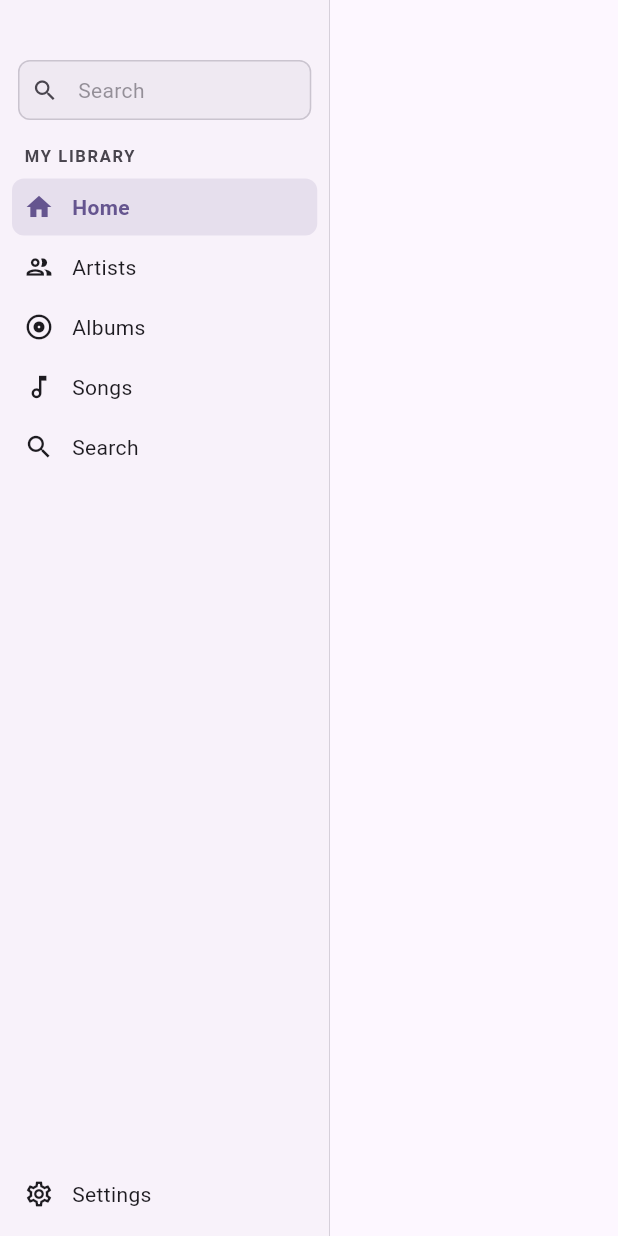
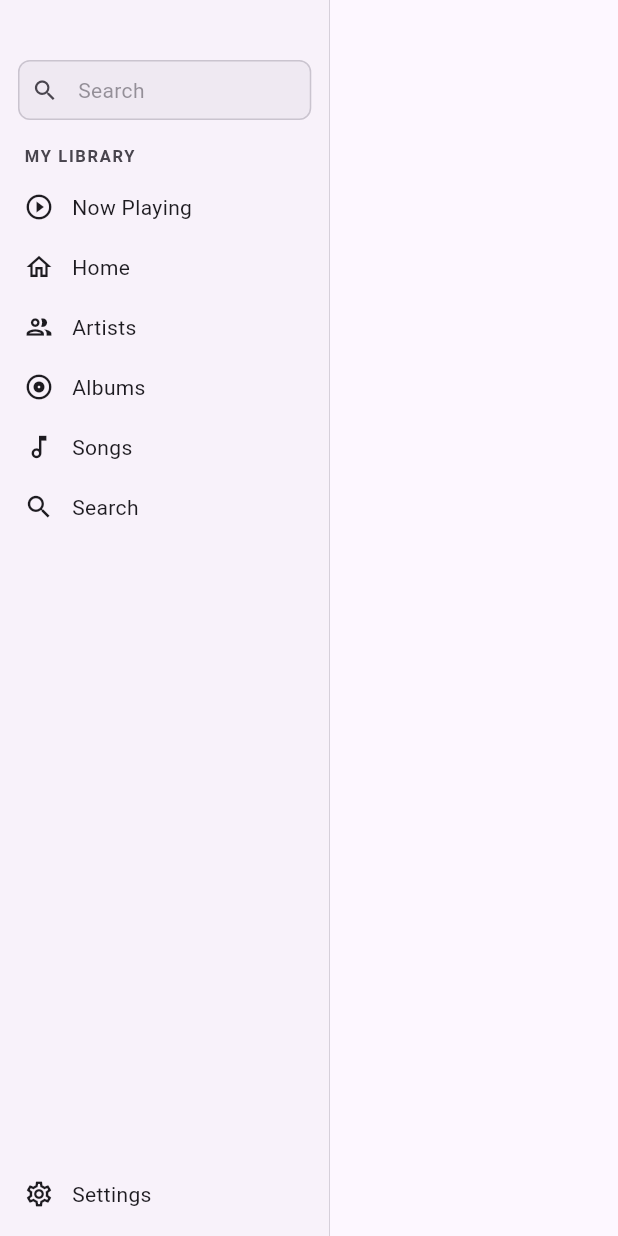
Before and after one commit to neckbeard-io/flax, a Flutter app: the DesktopSidebar widget shown alone on an empty page, opened directly, on a phone screen of 412 x 824 dp. Run offline on Flutter 3.47's test engine with Material 3 defaults, Android fonts, the phone set to English and light mode, and no system bars; drawn by our look-alikes of dynamic_color; our stand-ins replace cached_network_image, dio, flutter_riverpod, go_router, package_info_plus, shared_preferences; missing offline and left inert: country_flags, mpv_audio_kit, window_manager; accounts and stored records are empty.

Commit message:
Make the mini player one target, and put Now Playing in the sidebar
Two ways into the now-playing screen were both awkward.

The mini player wrapped the artwork and the text in separate InkWells, so
there were two targets of different heights with a dead 12px gap between
them, and whether a click registered depended on where in the block it
landed. The artist was a third behavior again, navigating somewhere else
entirely. All three are now one HoverSurface over the artwork, the gap and
every line of text, and the artist is plain text — it is one tap away on
the screen this opens.

That target deliberately stops short of the seek bar. Wrapping the whole
row is what silently killed seeking when the seek bar was added, because
an ancestor InkWell beats a Slider to the tap, so the fix for one of these
problems is the cause of the other. Verified by clicking the bar: it seeks
to 2:20 and stays put rather than navigating.

The artwork now sits inside the flex-2 share instead of beside it, so the
title has roughly 50px less room and ellipsizes a little sooner. That is
the price of the two being one thing to click.

Now Playing joins the sidebar above Home, and stays out of navDestinations
so it does not also become a sixth entry in the phone bottom bar, where the
mini player already sits directly above and opens the same screen. It is
always present rather than gated on playback, since the screen has a
"Nothing playing" state and an entry that comes and goes is harder to aim
for.

navIndexForLocation answered 0 for any unlisted route, which lit Home up
alongside whichever of Now Playing or Settings was actually open — a bug
Settings already had. Added a nullable variant for the sidebar; the bottom
bar keeps the old one because NavigationBar asserts on a bad index.

Sidebar labels now flex. "Now Playing" lands within 2px of the 220px rail
in the test font and overflowed outright, which a larger text scale or a
translated label would have done with the old fixed Text.

Closes #26

```diff
--- a/lib/app/nav_destinations.dart
+++ b/lib/app/nav_destinations.dart
@@ -49,10 +49,20 @@ const navDestinations = <NavDestination>[
   ),
 ];
 
-/// Index of the destination matching the current location, or 0.
-int navIndexForLocation(String location) {
+/// Index of the destination matching [location], or null when the route is not
+/// one of them.
+///
+/// Now Playing and Settings are their own sidebar items rather than entries in
+/// this list, and answering 0 for them left Home lit up alongside whichever of
+/// the two was actually open.
+int? navDestinationIndex(String location) {
   for (var i = 0; i < navDestinations.length; i++) {
     if (location.startsWith(navDestinations[i].path)) return i;
   }
-  return 0;
+  return null;
 }
+
+/// Index of the destination matching the current location, or 0.
+///
+/// For `NavigationBar`, which requires a valid index whatever the route.
+int navIndexForLocation(String location) => navDestinationIndex(location) ?? 0;
--- a/lib/shared/widgets/desktop_sidebar.dart
+++ b/lib/shared/widgets/desktop_sidebar.dart
@@ -183,7 +183,9 @@ class _DesktopSidebarState extends ConsumerState<DesktopSidebar> {
   Widget build(BuildContext context) {
     final theme = Theme.of(context);
     final location = GoRouterState.of(context).uri.path;
-    final selected = navIndexForLocation(location);
+    // Nullable on purpose: null means the open route is Now Playing or
+    // Settings, and nothing in the list below should look selected.
+    final selected = navDestinationIndex(location);
 
     return Container(
       width: widget.width,
@@ -225,6 +227,23 @@ class _DesktopSidebarState extends ConsumerState<DesktopSidebar> {
                 fontWeight: FontWeight.w600,
               ),
             ),
+          ),
+          // Above Home, and outside navDestinations so it does not also become a
+          // sixth entry in the phone bottom bar — there the mini player sits
+          // directly above that bar and already opens this screen.
+          //
+          // Always present, never gated on something playing: the screen has a
+          // "Nothing playing" state, and a menu entry that comes and goes is
+          // harder to aim for than one that is simply always there.
+          _SidebarItem(
+            destination: const NavDestination(
+              path: '/now-playing',
+              icon: Icons.play_circle_outline,
+              selectedIcon: Icons.play_circle,
+              label: 'Now Playing',
+            ),
+            selected: location == '/now-playing',
+            onTap: () => context.go('/now-playing'),
           ),
           for (var i = 0; i < navDestinations.length; i++)
             _SidebarItem(
@@ -325,11 +344,19 @@ class _SidebarItem extends StatelessWidget {
                 color: color,
               ),
               const SizedBox(width: 12),
-              Text(
-                destination.label,
-                style: theme.textTheme.bodyMedium?.copyWith(
-                  color: color,
-                  fontWeight: selected ? FontWeight.w600 : FontWeight.w400,
+              // Flexible, because the label is the one part of this row whose
+              // width is not ours to decide. "Now Playing" already lands within
+              // 2px of the 220px rail in the test font, and a larger text scale
+              // or a translated label overflows outright.
+              Expanded(
+                child: Text(
+                  destination.label,
+                  maxLines: 1,
+                  overflow: TextOverflow.ellipsis,
+                  style: theme.textTheme.bodyMedium?.copyWith(
+                    color: color,
+                    fontWeight: selected ? FontWeight.w600 : FontWeight.w400,
+                  ),
                 ),
               ),
             ],
```
Also changed, not shown: lib/features/player/mini_player.dart (+56 -27 lines), 1 other file.
